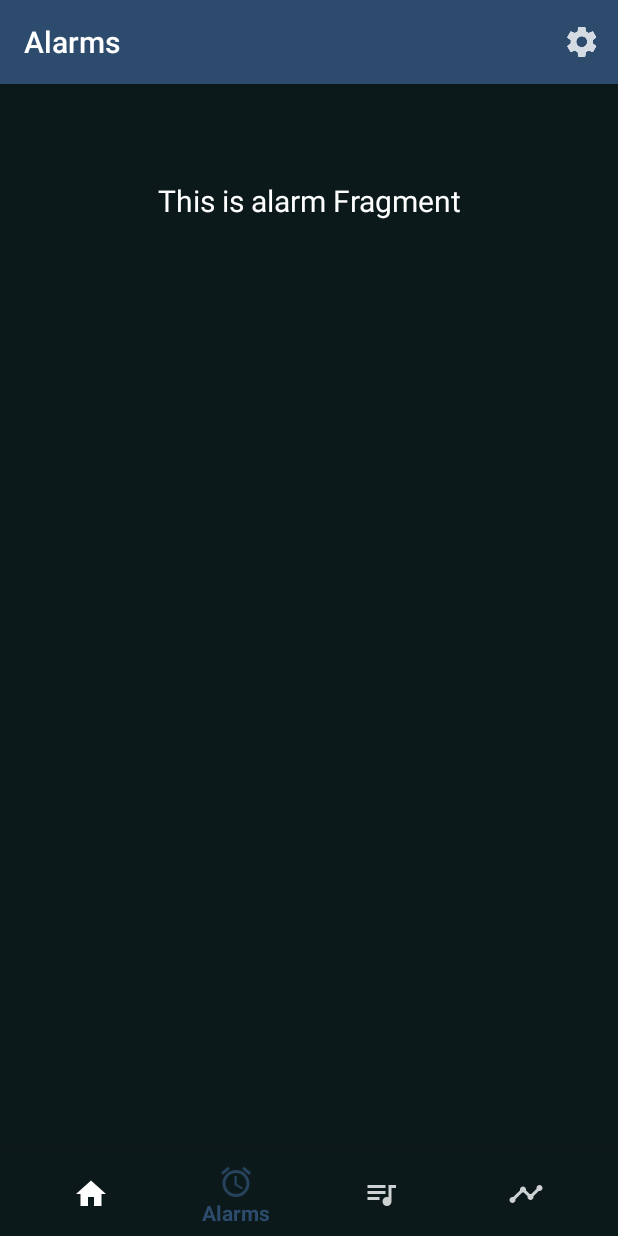
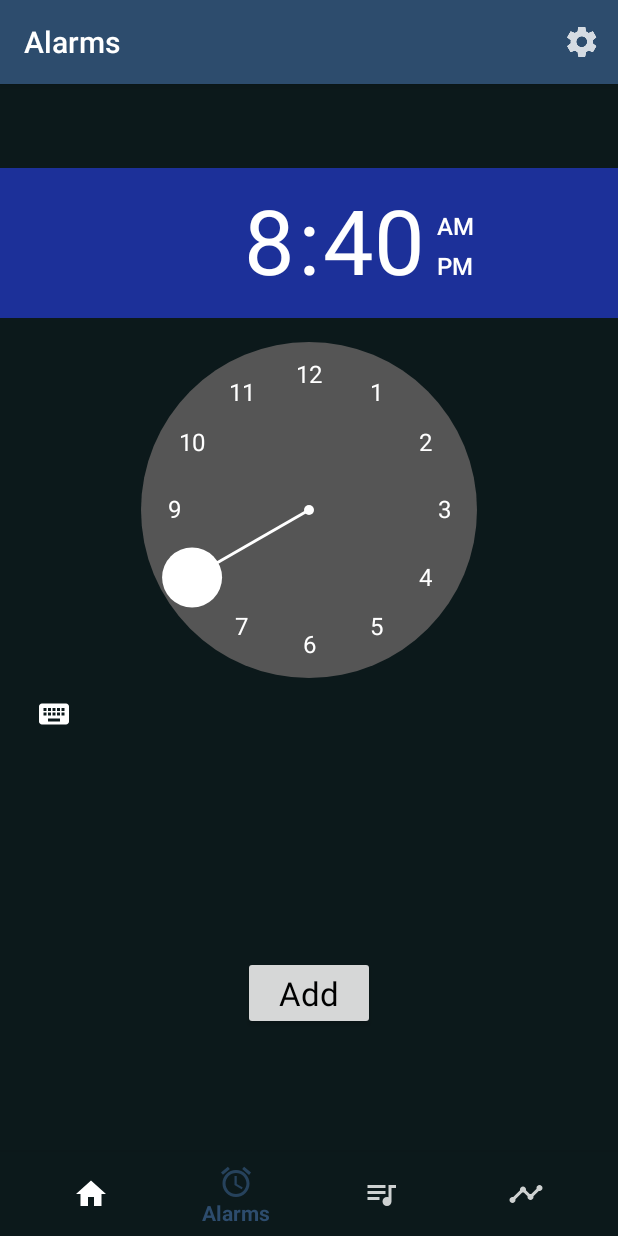
Before and after one commit to Sleewell/POC-Sleewell, an Android app: the AlarmsFragment screen opened through its navigation route, on a phone screen of 412 x 824 dp. Run offline under Robolectric (Android 15) with nearby library versions, the phone set to English and light mode, and no system bars; our stand-ins replace navigation-ui; libraries missing offline, so code that uses them is left out: com.tomerrosenfeld.customanalogclockview; 3 statements that could not run were skipped.

Commit message:
adding clock to represent the alarm

```diff
--- a/app/src/main/java/com/example/sleewell/ui/alarms/AlarmsFragment.kt
+++ b/app/src/main/java/com/example/sleewell/ui/alarms/AlarmsFragment.kt
@@ -22,10 +22,6 @@ class AlarmsFragment : Fragment() {
         alarmsViewModel =
             ViewModelProviders.of(this).get(AlarmsViewModel::class.java)
         val root = inflater.inflate(R.layout.fragment_alarms, container, false)
-        val textView: TextView = root.findViewById(R.id.text_alamrs)
-        alarmsViewModel.text.observe(this, Observer {
-            textView.text = it
-        })
         return root
     }
 }
--- a/app/src/main/java/com/example/sleewell/ui/sounds/SoundsFragment.kt
+++ b/app/src/main/java/com/example/sleewell/ui/sounds/SoundsFragment.kt
@@ -33,14 +33,14 @@ class SoundsFragment : Fragment() {
         listView = root.findViewById(R.id.music_list_view) as ListView
         list = ArrayList()
 
-        val fields = R.raw::class.java!!.fields
+        val fields = R.raw::class.java.fields
         for (i in fields.indices) {
             list.add(fields[i].name)
         }
         adapter = ArrayAdapter(root.context, android.R.layout.simple_list_item_1, list)
         listView.adapter = adapter
 
-        listView.onItemClickListener = AdapterView.OnItemClickListener{adapterView, view, i, l ->
+        listView.onItemClickListener = AdapterView.OnItemClickListener{ _, _, i, _ ->
             if (mediaPlayer != null) {
                 mediaPlayer!!.release()
             }
--- a/app/src/main/res/layout/fragment_alarms.xml
+++ b/app/src/main/res/layout/fragment_alarms.xml
@@ -1,19 +1,39 @@
 <?xml version="1.0" encoding="utf-8"?>
 <androidx.constraintlayout.widget.ConstraintLayout xmlns:android="http://schemas.android.com/apk/res/android"
     xmlns:app="http://schemas.android.com/apk/res-auto"
+    xmlns:tools="http://schemas.android.com/tools"
     android:layout_width="match_parent"
     android:layout_height="match_parent">
 
-    <TextView
-        android:id="@+id/text_alamrs"
-        android:layout_width="match_parent"
+    <TimePicker
+        android:id="@+id/timePicker"
+        style="@android:style/Widget.Material.TimePicker"
+        android:layout_width="wrap_content"
         android:layout_height="wrap_content"
-        android:layout_marginStart="8dp"
-        android:layout_marginTop="8dp"
-        android:layout_marginEnd="8dp"
-        android:textAlignment="center"
-        android:textSize="20sp"
+        android:layout_alignParentStart="true"
+        android:layout_alignParentLeft="true"
+        android:headerBackground="@color/blue"
+        app:layout_constraintBottom_toBottomOf="parent"
+        app:layout_constraintEnd_toEndOf="parent"
+        app:layout_constraintHorizontal_bias="1.0"
+        app:layout_constraintStart_toStartOf="parent"
+        app:layout_constraintTop_toTopOf="parent"
+        app:layout_constraintVertical_bias="0.0" />
+
+    <Button
+        android:id="@+id/alarm_on"
+        android:layout_width="wrap_content"
+        android:layout_height="wrap_content"
+        android:layout_below="@+id/update_text"
+        android:layout_alignParentStart="true"
+        android:layout_alignParentLeft="true"
+        android:clickable="true"
+        android:text="Add"
+        android:textAppearance="?android:attr/textAppearanceLarge"
+        android:textColor="#000000"
+        app:layout_constraintBottom_toBottomOf="parent"
         app:layout_constraintEnd_toEndOf="parent"
         app:layout_constraintStart_toStartOf="parent"
-        app:layout_constraintTop_toTopOf="parent" />
+        app:layout_constraintTop_toBottomOf="@+id/timePicker" />
+
 </androidx.constraintlayout.widget.ConstraintLayout>
--- a/app/src/main/res/values/colors.xml
+++ b/app/src/main/res/values/colors.xml
@@ -7,5 +7,8 @@
     <color name="colorText">#FFFFFF</color>
     <color name="blue">#1C3099</color>
 
+    <color name="colorAccentClock">#FF0000</color>
+    <color name="colorTextClock">#FF0000</color>
+
     <color name="black_overlay">#66000000</color>
 </resources>
```
Also changed, not shown: app/src/main/res/values/styles.xml (line endings or trailing spaces).
